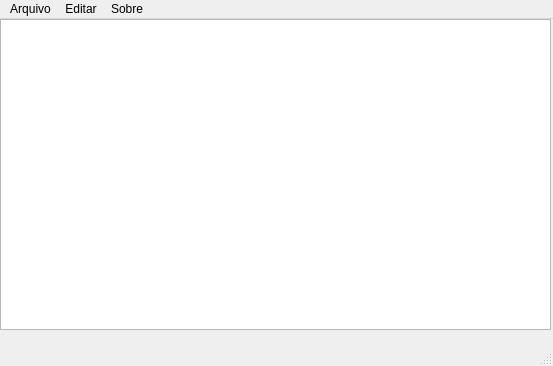
Qt form Bloco_Anotacoes/mainwindow.ui (AlbertVieceli/Qt-Creator) before a commit.
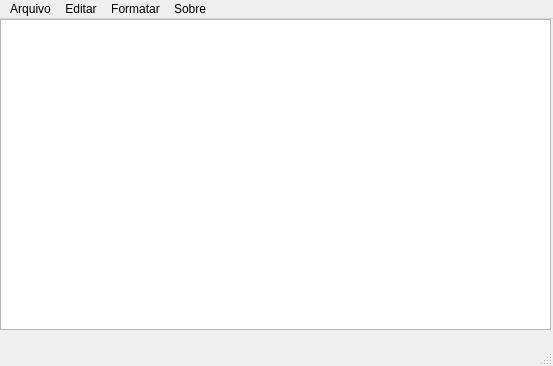
The same form after that commit.

What changed in the file:
```diff
--- a/Bloco_Anotacoes/mainwindow.ui
+++ b/Bloco_Anotacoes/mainwindow.ui
@@ -61,8 +61,16 @@
      <string>Sobre</string>
     </property>
    </widget>
+   <widget class="QMenu" name="menuFormatar">
+    <property name="title">
+     <string>Formatar</string>
+    </property>
+    <addaction name="actionFonte"/>
+    <addaction name="actionCor"/>
+   </widget>
    <addaction name="menuArquivo"/>
    <addaction name="menuEditar"/>
+   <addaction name="menuFormatar"/>
    <addaction name="menuSobre"/>
   </widget>
   <widget class="QStatusBar" name="statusbar"/>
```
Left out of the diff: 10 changed lines with no effect on the pictures.
